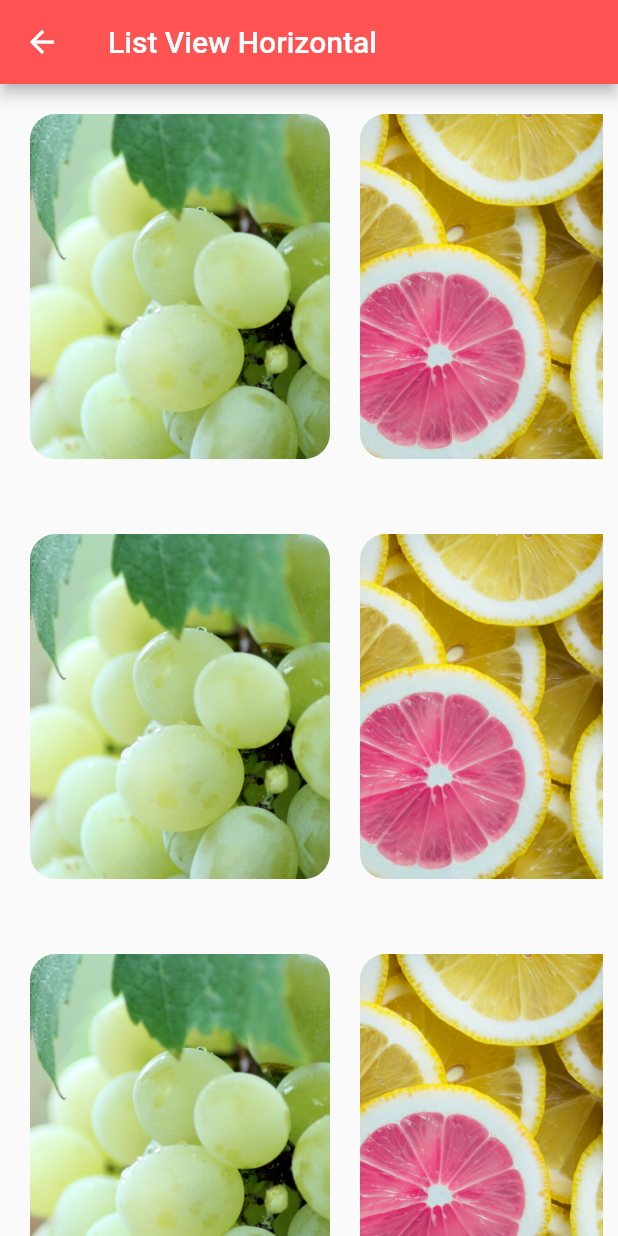
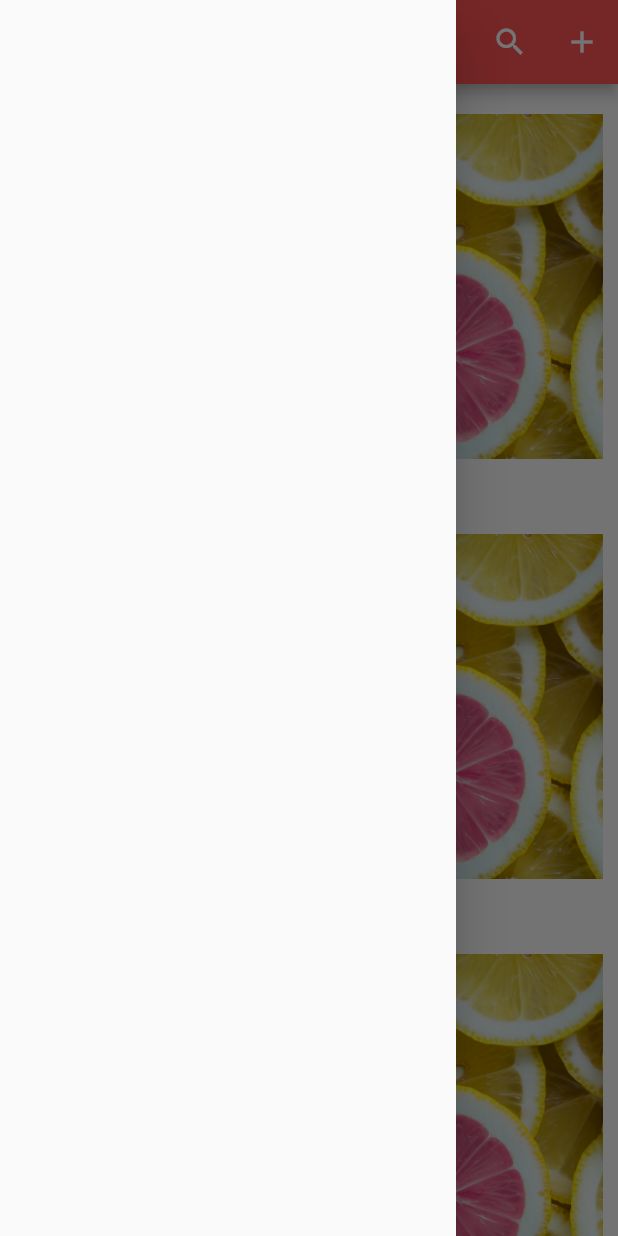
Before and after one commit to Yazdani1/Flutter-UI-MaterialDesign-With-ListView, a Flutter app: the Home screen opened directly, with the side drawer open (before the commit the screen has no drawer), on a phone screen of 412 x 824 dp. Run offline on Flutter 3.47's test engine with Material 2 defaults, Android fonts, the phone set to English and light mode, and no system bars.

Commit message:
Second Commit

```diff
--- a/lib/HomePage.dart
+++ b/lib/HomePage.dart
@@ -13,6 +13,26 @@ class _HomeState extends State<Home> {
       appBar: new AppBar(
         title: new Text("List View Horizontal"),
         backgroundColor: Colors.redAccent,
+        actions: <Widget>[
+
+          new IconButton(
+              icon: new Icon(Icons.search),
+              onPressed: ()=>debugPrint("Search")
+          ),
+          new IconButton(
+              icon: new Icon(Icons.add),
+              onPressed: ()=>debugPrint("add")
+          ),
+
+
+        ],
+      ),
+      drawer: new Drawer(
+        child: new ListView(
+          children: <Widget>[
+
+          ],
+        ),
       ),
 
       body: new ListView(
--- a/lib/main.dart
+++ b/lib/main.dart
@@ -5,7 +5,7 @@ import 'package:flutter_imagelist/DesignWithDrawer.dart';
 void main(){
 
   runApp(new MaterialApp(
-    home: new Design()
+    home: new Home()
   ));
 
 }
```
